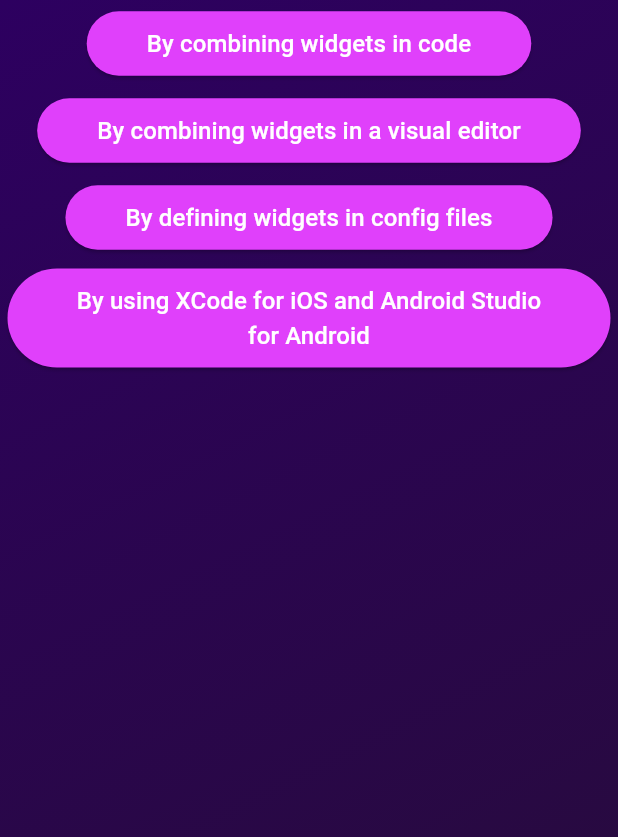
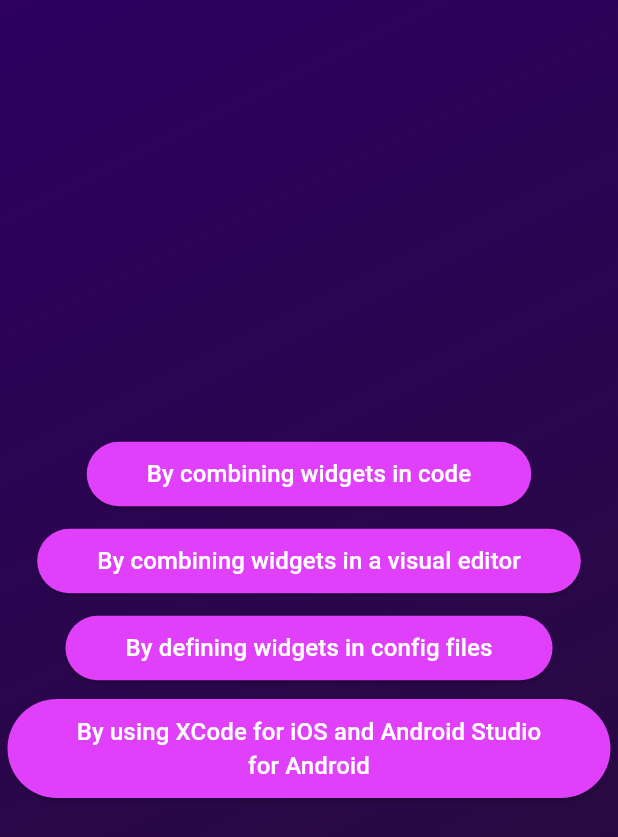
Before and after one commit to josuemj/Flutter-projects, a Flutter app: the screen it shows after launch, after a tap on "Start quiz", after a tap on "Widgets", on a phone screen of 412 x 824 dp. Shown: the top 837 px of the screen. Run offline on Flutter 3.47's test engine with Material 3 defaults, Android fonts, the phone set to English and light mode, and no system bars; our stand-ins replace flutter_dotenv, flutter_riverpod, google_fonts, image_picker, location, transparent_image; missing offline and left inert: dart_eval.

Commit message:
feat: enhance QuestionView layout and add ResultsView for displaying results and restarting quiz

```diff
--- a/quizz_app/lib/question/question_view.dart
+++ b/quizz_app/lib/question/question_view.dart
@@ -11,13 +11,18 @@ class QuestionView extends StatelessWidget {
 
   @override
   Widget build(BuildContext context) {
-    return Column(
+    return SizedBox(
+      width: double.infinity,
+      child: Column(
+          crossAxisAlignment: CrossAxisAlignment.center,
+          mainAxisAlignment: MainAxisAlignment.center,
           children: question.answers.map((answer) {
             return AnswerButton(
                 answerText: answer,
                 onTap: () {
                   nextQuestion(answer);
                 });
-    }).toList());
+          }).toList()),
+    );
   }
 }
--- a/quizz_app/lib/quiz/quiz_screen.dart
+++ b/quizz_app/lib/quiz/quiz_screen.dart
@@ -31,15 +31,12 @@ class _QuizScreenState extends State<QuizScreen> {
     selectedAnswers.add(answer);
     setState(() {
       if (selectedAnswers.length == questions.length) {
-        endQuiz();
+        print("quiz ended");
+
+        currentScreen = ResultsScreen(
+          results: selectedAnswers,
+        );
       }
-    });
-  }
-
-  // purpose is to show results screen
-  endQuiz() {
-    setState(() {
-      currentScreen = ResultsScreen();
     });
   }
 
```
Also changed, not shown: quizz_app/lib/results/results_screen.dart (+23 -2 lines), quizz_app/lib/results/results_view.dart (+27 -0 lines). Lines whose indentation alone changed are shown as unchanged.
